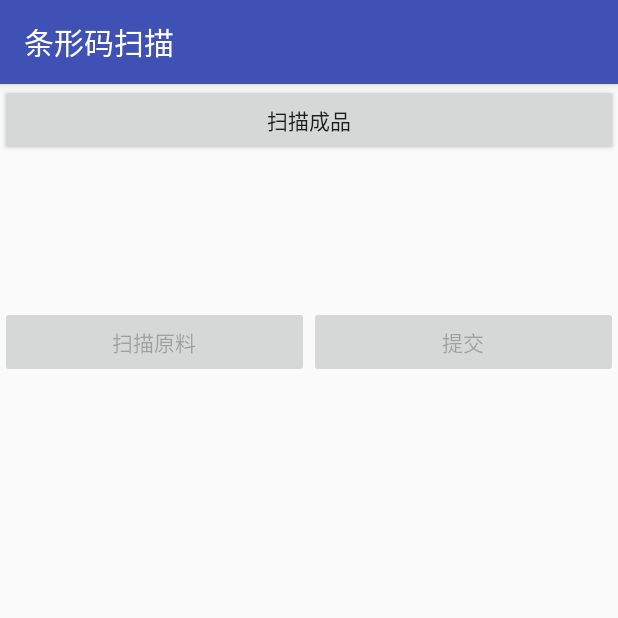
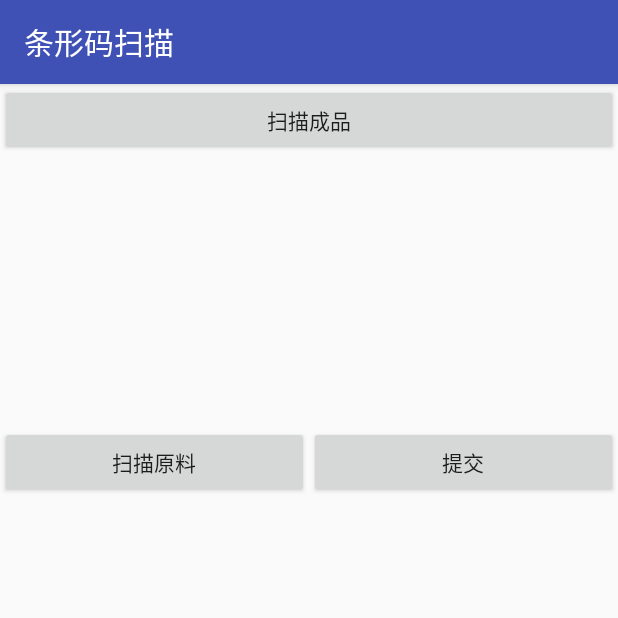
Before and after one commit to OliverY/ZXing, an Android app: the screen it shows after launch (MainActivity), after a tap on "扫描成品", on a phone screen of 412 x 824 dp, the top half of it. Run offline under Robolectric (Android 15) with nearby library versions, the phone set to English and light mode, and no system bars; our stand-ins replace RxJava; libraries missing offline, so code that uses them is left out: com.chad.library, com.google.zxing.integration, com.tbruyelle.rxpermissions2; 6 statements that could not run were skipped.

Commit message:
绑定操作

```diff
--- a/app/src/main/java/com/yuantu/zxing/MainActivity.java
+++ b/app/src/main/java/com/yuantu/zxing/MainActivity.java
@@ -61,6 +61,14 @@ public class MainActivity extends AppCompatActivity implements View.OnClickListe
 
         product = new Product();
 
+        product.main = "1-06b-003-20180629-055";
+        /*
+        1-06b-003-20180629-056
+        1-06b-003-20180629-057
+         */
+        product.appendix.add("1-06b-003-20180629-056");
+        product.appendix.add("1-06b-003-20180629-057");
+
         initview();
         requestPermission();
     }
@@ -116,12 +124,12 @@ public class MainActivity extends AppCompatActivity implements View.OnClickListe
         switch (v.getId()) {
             case R.id.btn_main_scan:
                 scanIndex = SCAN_MAIN;
-                getProductInfo("1-06b-003-20180629-055");
+//                getProductInfo("1-06b-003-20180629-055");
 
-//                new IntentIntegrator(this)
-//                        .setOrientationLocked(false)
-//                        .setCaptureActivity(ScanActivity.class)
-//                        .initiateScan();
+                new IntentIntegrator(this)
+                        .setOrientationLocked(false)
+                        .setCaptureActivity(ScanActivity.class)
+                        .initiateScan();
                 break;
             case R.id.btn_appendix_scan:
                 scanIndex = SCAN_APPENDIX;
@@ -135,7 +143,7 @@ public class MainActivity extends AppCompatActivity implements View.OnClickListe
                 Api.bind(product, new StringCallback() {
                     @Override
                     public void onError(Call call, Exception e, int id) {
-                        ToastUtils.showShort(MainActivity.this,e.getMessage());
+                        ToastUtils.showShort(MainActivity.this, e.getMessage());
                     }
 
                     @Override
@@ -143,14 +151,14 @@ public class MainActivity extends AppCompatActivity implements View.OnClickListe
                         try {
                             JSONObject responseJson = new JSONObject(response);
                             boolean isSuccess = responseJson.getBoolean("success");
-                            if(isSuccess){
-                                ToastUtils.showShort(MainActivity.this,"绑定成功");
-                            }else{
-                                ToastUtils.showShort(MainActivity.this,responseJson.getString("msg"));
+                            if (isSuccess) {
+                                ToastUtils.showShort(MainActivity.this, "绑定成功");
+                            } else {
+                                ToastUtils.showShort(MainActivity.this, responseJson.getString("msg"));
                             }
                         } catch (JSONException e) {
                             e.printStackTrace();
-                            ToastUtils.showShort(MainActivity.this,e.getMessage());
+                            ToastUtils.showShort(MainActivity.this, e.getMessage());
                         }
                     }
                 });
@@ -172,7 +180,7 @@ public class MainActivity extends AppCompatActivity implements View.OnClickListe
                 // ScanResult 为 获取到的字符串
                 String scanResult = intentResult.getContents();
 
-                Log.e("yxj","扫码成功::"+scanResult);
+                Log.e("yxj", "扫码成功::" + scanResult);
 
                 if (scanIndex == SCAN_MAIN) {
                     product.main = scanResult;
@@ -196,7 +204,7 @@ public class MainActivity extends AppCompatActivity implements View.OnClickListe
         Api.query(scanResult, new StringCallback() {
             @Override
             public void onError(Call call, Exception e, int id) {
-                ToastUtils.showShort(MainActivity.this,e.getMessage());
+                ToastUtils.showShort(MainActivity.this, e.getMessage());
             }
 
             @Override
@@ -204,20 +212,20 @@ public class MainActivity extends AppCompatActivity implements View.OnClickListe
                 try {
                     JSONObject responseJson = new JSONObject(response);
                     boolean isSuccess = responseJson.getBoolean("success");
-                    if(isSuccess){
+                    if (isSuccess) {
                         String objStr = responseJson.getString("data");
                         Gson gson = new Gson();
-                        ProductBean productBean = gson.fromJson(objStr,ProductBean.class);
+                        ProductBean productBean = gson.fromJson(objStr, ProductBean.class);
                         tvMain.setText(productBean.toString());
 
                         product.main = productBean.getBarcode();
                         checkBtnEnable();
-                    }else{
-                        ToastUtils.showShort(MainActivity.this,responseJson.getString("msg"));
+                    } else {
+                        ToastUtils.showShort(MainActivity.this, responseJson.getString("msg"));
                     }
                 } catch (JSONException e) {
                     e.printStackTrace();
-                    ToastUtils.showShort(MainActivity.this,e.getMessage());
+                    ToastUtils.showShort(MainActivity.this, e.getMessage());
                 }
             }
         });
@@ -236,4 +244,5 @@ public class MainActivity extends AppCompatActivity implements View.OnClickListe
         btnSubmit.setEnabled(product.appendix.size() > 0);
     }
 
+
 }
--- a/app/src/main/java/com/yuantu/zxing/bean/Product.java
+++ b/app/src/main/java/com/yuantu/zxing/bean/Product.java
@@ -36,4 +36,7 @@ public class Product {
     public void setAppendix(List<String> appendix) {
         this.appendix = appendix;
     }
+
+
+
 }
--- a/app/src/main/res/layout/activity_main.xml
+++ b/app/src/main/res/layout/activity_main.xml
@@ -16,7 +16,7 @@
     <TextView
         android:id="@+id/tv_main"
         android:layout_width="match_parent"
-        android:layout_height="100dp"
+        android:layout_height="180dp"
         android:padding="12dp" />
 
     <LinearLayout
```
Also changed, not shown: app/src/main/java/com/yuantu/zxing/net/bean/ProductBean.java (+6 -7 lines).
